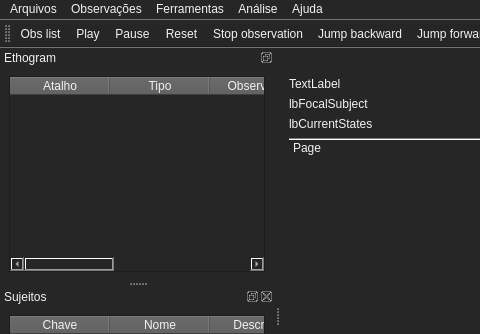
star-centauri/eMOC, file eMOC.ui: the form before one commit; both pictures show x 0 to 480 and y 0 to 334 of the 1054 by 604 pixel window.
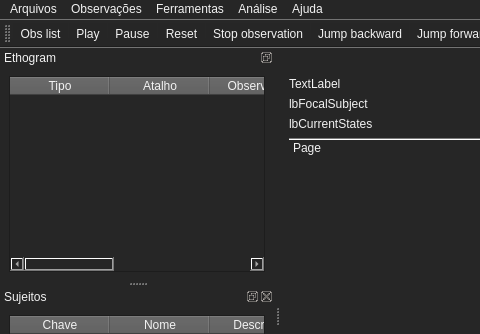
The form after the commit. Icons and pictures are not drawn.

What changed in the file:
```diff
--- a/eMOC.ui
+++ b/eMOC.ui
@@ -656,12 +656,12 @@
          </property>
          <column>
           <property name="text">
-           <string>Atalho</string>
+           <string>Tipo</string>
           </property>
          </column>
          <column>
           <property name="text">
-           <string>Tipo</string>
+           <string>Atalho</string>
           </property>
          </column>
          <column>
```
